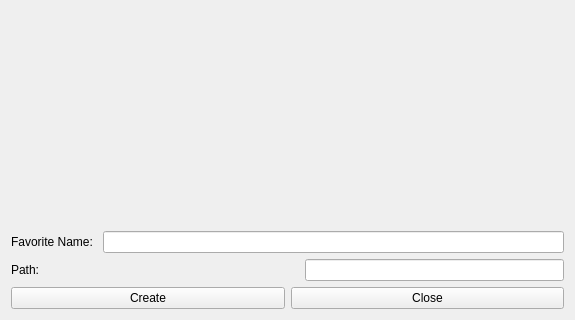
Before: the Qt Designer form GUI/Qt/UClassFavoritesEditor.ui in aicommunity/Rdk, drawn with Qt 5; both pictures show x 0 to 575 and y 262 to 582 of the 575 by 582 pixel window.
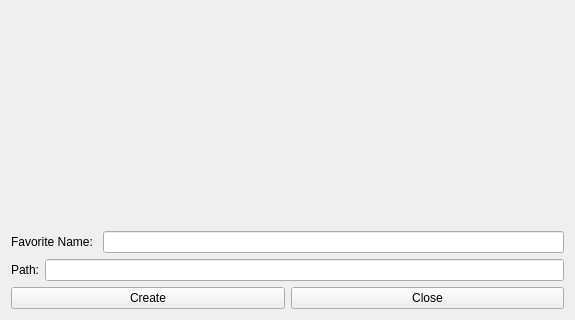
After: the same form once the commit is applied.

```diff
--- a/GUI/Qt/UClassFavoritesEditor.ui
+++ b/GUI/Qt/UClassFavoritesEditor.ui
@@ -84,19 +84,6 @@
        </property>
       </widget>
      </item>
-     <item>
-      <spacer name="horizontalSpacer">
-       <property name="orientation">
-        <enum>Qt::Horizontal</enum>
-       </property>
-       <property name="sizeHint" stdset="0">
-        <size>
-         <width>40</width>
-         <height>20</height>
-        </size>
-       </property>
-      </spacer>
-     </item>
      <item>
       <widget class="QLineEdit" name="lineEditFullPath"/>
      </item>
```
